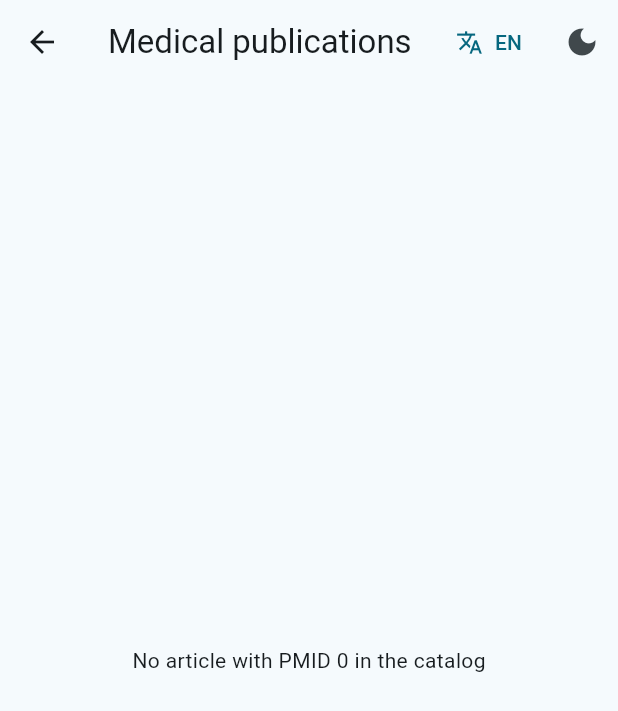
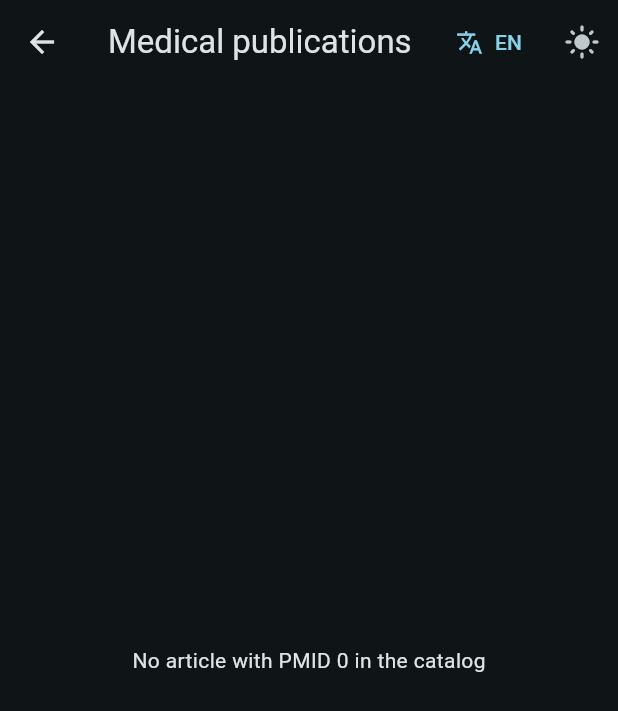
Before and after one commit to CancelTell/medicine-publications-flutter, a Flutter app: the ArticleDetailScreen screen opened directly with empty values, after a tap on the "dark mode" icon, on a phone screen of 412 x 824 dp. Shown: the top 711 px of the screen. Run offline on Flutter 3.47's test engine with Material 3 defaults, Android fonts, the phone set to English and light mode, and no system bars; our stand-ins replace flutter_bloc, go_router; generated files the repository leaves out were written again.

Commit message:
feat(app): подключение переключение темы

```diff
--- a/lib/app.dart
+++ b/lib/app.dart
@@ -2,32 +2,45 @@ import 'package:flutter/material.dart';
 import 'package:flutter_bloc/flutter_bloc.dart';
 import 'package:pubmed_catalog/common/navigation/app_router.dart';
 import 'package:pubmed_catalog/common/theme/app_theme.dart';
+import 'package:pubmed_catalog/common/theme/theme_cubit.dart';
 import 'package:pubmed_catalog/features/article/data/article_repository.dart';
 import 'package:pubmed_catalog/features/article/domain/i_article_repository.dart';
 import 'package:pubmed_catalog/features/article/presentation/bloc/list/article_list_cubit.dart';
 import 'package:pubmed_catalog/l10n/app_localizations.dart';
 
 class App extends StatelessWidget {
-  const App({super.key});
+  const App({super.key, this.locale});
+
+  final Locale? locale;
 
   @override
   Widget build(BuildContext context) {
-    return RepositoryProvider<IArticleRepository>(
+    return MultiRepositoryProvider(
+      providers: [
+        RepositoryProvider<IArticleRepository>(
           create: (_) => const ArticleRepository(),
-
+        ),
+      ],
       child: MultiBlocProvider(
         providers: [
           BlocProvider(
             create: (context) =>
             ArticleListCubit(context.read<IArticleRepository>())..load(),
           ),
+          BlocProvider(create: (_) => ThemeCubit()),
         ],
-        child: MaterialApp.router(
+        child: BlocBuilder<ThemeCubit, ThemeMode>(
+          builder: (context, themeMode) => MaterialApp.router(
             routerConfig: AppRouter.router,
+            onGenerateTitle: (context) => AppLocalizations.of(context).appTitle,
+            debugShowCheckedModeBanner: false,
             theme: AppTheme.light,
             darkTheme: AppTheme.dark,
+            themeMode: themeMode,
+            locale: locale,
             localizationsDelegates: AppLocalizations.localizationsDelegates,
             supportedLocales: AppLocalizations.supportedLocales,
+          ),
         ),
       ),
     );
```
Lines whose indentation alone changed are shown as unchanged.
